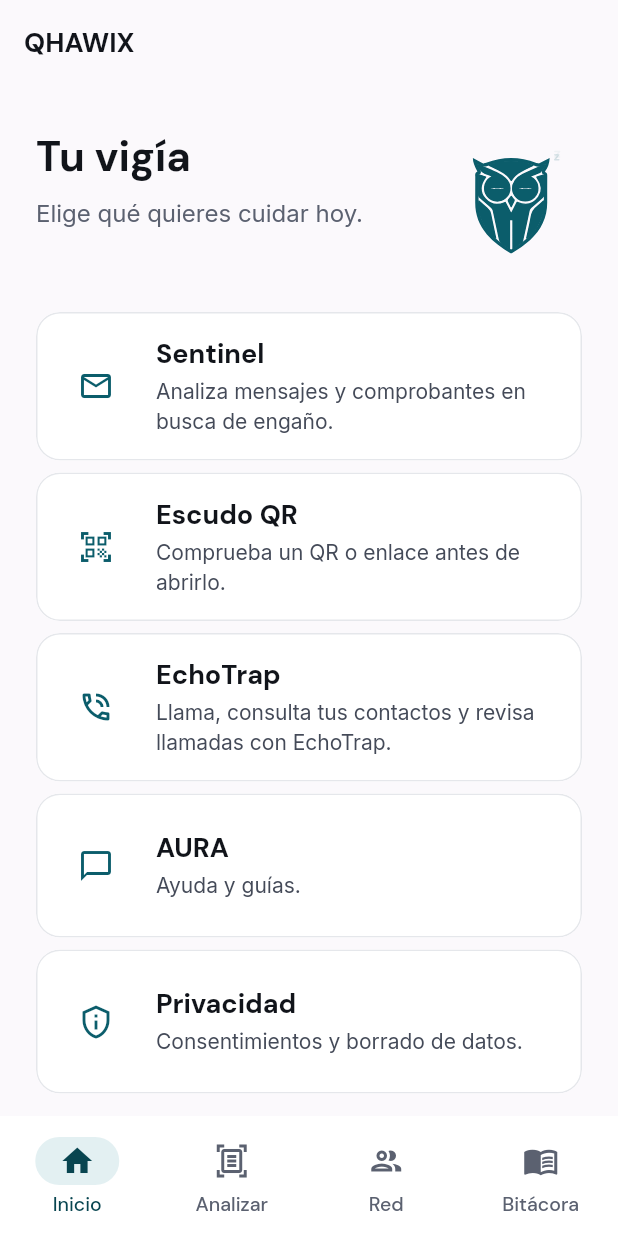
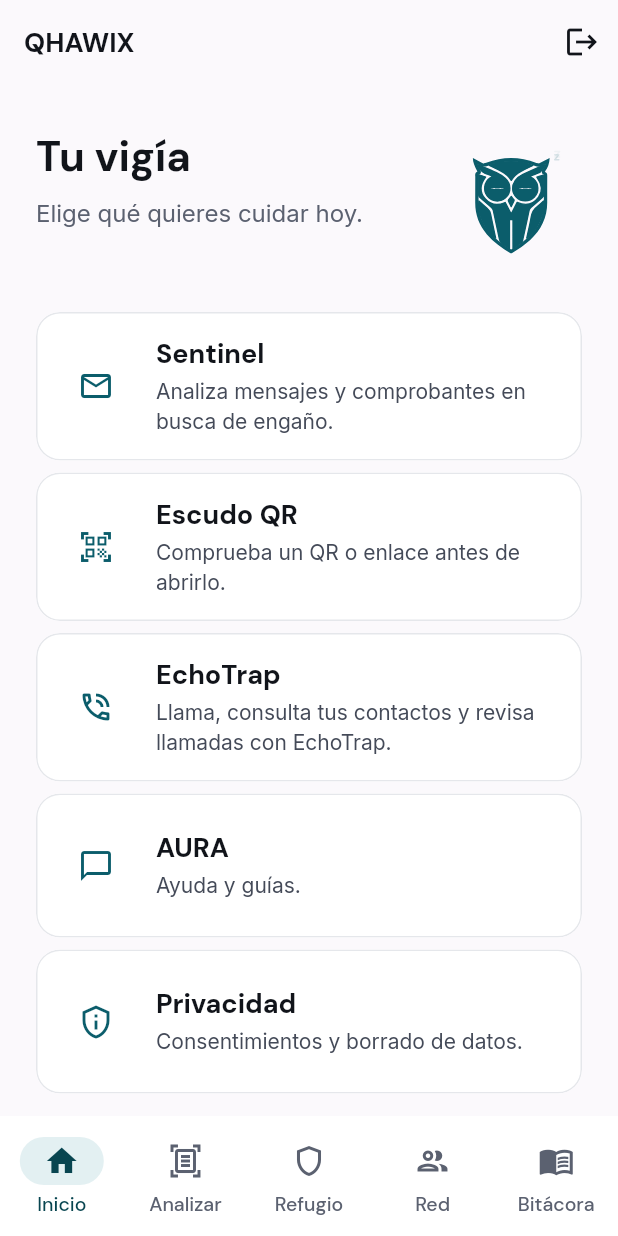
Before and after one commit to bennndev/qhawix, a Flutter app: the screen it shows once a user with an empty profile is signed in, on a phone screen of 412 x 824 dp. Run offline on Flutter 3.47's test engine with Material 3 defaults, Android fonts, the phone set to English and light mode, and no system bars; our stand-ins replace flutter_local_notifications, flutter_native_contact_picker, flutter_secure_storage, geolocator, go_router, native_geofence and 2 more; missing offline and left inert: android_alarm_manager_plus, another_telephony, cryptography, livekit_client and 1 more; accounts and stored records are empty.

Commit message:
fix(app): sign-in overlay, back to Inicio from modules, restore Refugio tab
The sign-in screen sat above the Navigator without an Overlay. EchoTrap was
opened with go(), leaving no route to return to. Refugio, the SMS safe-zone
module, had been dropped from the bottom bar and is back.

```diff
--- a/ui/lib/app/app_router.dart
+++ b/ui/lib/app/app_router.dart
@@ -2,6 +2,11 @@ import 'package:flutter/material.dart';
 import 'package:go_router/go_router.dart';
 
 import '../features/logbook/view/logbook_screen.dart';
+import '../features/refuge/view/refuge_screen.dart';
+import '../features/qr_shield/view/qr_candidate_selection_screen.dart';
+import '../features/qr_shield/view/qr_review_screen.dart';
+import '../features/qr_shield/view/qr_scanner_screen.dart';
+import '../features/qr_shield/view/qr_shield_screen.dart';
 import '../features/trust_circle/view/trust_circle_screen.dart';
 import 'analyze_screen.dart';
 import 'app_shell.dart';
@@ -10,7 +15,7 @@ import 'module_catalog.dart';
 import 'module_host.dart';
 import 'module_onboarding_screen.dart';
 
-/// Root [GoRouter] for the QHAWIX shell (four tabs + module routes).
+/// Root [GoRouter] for the QHAWIX shell (five tabs + module routes).
 GoRouter createAppRouter({GlobalKey<NavigatorState>? navigatorKey}) {
   return GoRouter(
     navigatorKey: navigatorKey,
@@ -39,6 +44,14 @@ GoRouter createAppRouter({GlobalKey<NavigatorState>? navigatorKey}) {
           StatefulShellBranch(
             routes: [
               GoRoute(
+                path: '/refugio',
+                builder: (context, state) => const RefugeScreen(),
+              ),
+            ],
+          ),
+          StatefulShellBranch(
+            routes: [
+              GoRoute(
                 path: '/red',
                 builder: (context, state) => const TrustCircleScreen(),
               ),
@@ -57,8 +70,9 @@ GoRouter createAppRouter({GlobalKey<NavigatorState>? navigatorKey}) {
       GoRoute(
         path: '/m/:slug/onboarding',
         builder: (context, state) {
-          final entry =
-              ModuleCatalog.byPathSegment(state.pathParameters['slug']!);
+          final entry = ModuleCatalog.byPathSegment(
+            state.pathParameters['slug']!,
+          );
           if (entry == null) {
             return const _UnknownModuleScreen();
           }
@@ -66,10 +80,29 @@ GoRouter createAppRouter({GlobalKey<NavigatorState>? navigatorKey}) {
         },
       ),
       GoRoute(
+        path: '/m/qr-shield',
+        builder: (context, state) => const QrShieldScreen(),
+        routes: [
+          GoRoute(
+            path: 'scanner',
+            builder: (context, state) => const QrScannerScreen(),
+          ),
+          GoRoute(
+            path: 'review',
+            builder: (context, state) => const QrReviewScreen(),
+          ),
+          GoRoute(
+            path: 'candidates',
+            builder: (context, state) => const QrCandidateSelectionScreen(),
+          ),
+        ],
+      ),
+      GoRoute(
         path: '/m/:slug',
         builder: (context, state) {
-          final entry =
-              ModuleCatalog.byPathSegment(state.pathParameters['slug']!);
+          final entry = ModuleCatalog.byPathSegment(
+            state.pathParameters['slug']!,
+          );
           if (entry == null) {
             return const _UnknownModuleScreen();
           }
--- a/ui/lib/app/app_shell.dart
+++ b/ui/lib/app/app_shell.dart
@@ -12,6 +12,7 @@ class AppShell extends StatelessWidget {
   static const _tabs = <QhawixTab>[
     QhawixTab.inicio,
     QhawixTab.analizar,
+    QhawixTab.refugio,
     QhawixTab.red,
     QhawixTab.bitacora,
   ];
--- a/ui/lib/app/authentication_gate.dart
+++ b/ui/lib/app/authentication_gate.dart
@@ -2,6 +2,30 @@ import 'dart:async';
 
 import 'package:flutter/material.dart';
 import 'package:supabase_flutter/supabase_flutter.dart';
+
+/// True when the person is signed in (false in previews and tests, where
+/// Supabase is not initialized).
+bool get hasQhawixSession {
+  try {
+    return Supabase.instance.client.auth.currentSession != null;
+  } catch (_) {
+    return false;
+  }
+}
+
+/// Ends the session; [AuthenticationGate] then shows the sign-in screen.
+Future<void> signOutOfQhawix() async {
+  try {
+    await Supabase.instance.client.auth.signOut();
+  } catch (_) {
+    // Nothing to close when there is no configured session.
+  }
+}
+
+/// The gate sits above the Navigator, so its screens bring their own Overlay
+/// (needed by text selection, paste and tooltips).
+Widget _withOverlay(Widget child) =>
+    Overlay(initialEntries: [OverlayEntry(builder: (_) => child)]);
 
 /// Keeps the QHAWIX shell behind one sign-in screen.
 class AuthenticationGate extends StatefulWidget {
@@ -41,8 +65,8 @@ class _AuthenticationGateState extends State<AuthenticationGate> {
   @override
   Widget build(BuildContext context) {
     final client = _client;
-    if (client == null) return const _AccessUnavailableScreen();
-    if (!_hasSession) return _SignInScreen(client: client);
+    if (client == null) return _withOverlay(const _AccessUnavailableScreen());
+    if (!_hasSession) return _withOverlay(_SignInScreen(client: client));
     return widget.child;
   }
 }
--- a/ui/lib/app/home_screen.dart
+++ b/ui/lib/app/home_screen.dart
@@ -4,6 +4,7 @@ import '../core/widgets/guardian_mascot/guardian_mascot.dart';
 import '../core/widgets/module_card.dart';
 import '../core/widgets/page_header.dart';
 import '../core/widgets/qhawix_app_bar.dart';
+import 'authentication_gate.dart';
 import 'module_catalog.dart';
 import 'module_navigation.dart';
 
@@ -16,7 +17,18 @@ class HomeScreen extends StatelessWidget {
     final space = context.space;
     final colors = context.qColors;
     return Scaffold(
-      appBar: QhawixAppBar(title: 'QHAWIX', automaticallyImplyLeading: false),
+      appBar: QhawixAppBar(
+        title: 'QHAWIX',
+        automaticallyImplyLeading: false,
+        actions: [
+          if (hasQhawixSession)
+            QhawixAction(
+              icon: Icons.logout,
+              tooltip: 'Cerrar sesión',
+              onPressed: signOutOfQhawix,
+            ),
+        ],
+      ),
       body: SafeArea(
         child: Center(
           child: ConstrainedBox(
--- a/ui/lib/app/module_catalog.dart
+++ b/ui/lib/app/module_catalog.dart
@@ -5,6 +5,7 @@ enum AppModuleId {
   sentinel,
   qrShield,
   echoTrap,
+  refuge,
   trustCircle,
   logbook,
   aura,
@@ -98,6 +99,52 @@ abstract final class ModuleCatalog {
           title: 'Notificaciones',
           why: 'Muestra que la detección está activa.',
         ),
+        ModulePermissionNeed(
+          title: 'SMS',
+          why:
+              'Solo si una llamada se marca como estafa: avisa a tus contactos de confianza.',
+        ),
+      ],
+    ),
+    ModuleCatalogEntry(
+      id: AppModuleId.refuge,
+      name: 'Refugio',
+      purpose:
+          'Zona segura: SMS a tu círculo si estás lejos de casa a deshora.',
+      icon: Icons.shield_outlined,
+      routePath: '/refugio',
+      usesOwnOnboarding: true,
+      skipActivationGate: true,
+      limitNote: 'También pide inicio automático en algunos teléfonos.',
+      permissions: [
+        ModulePermissionNeed(
+          title: 'Ubicación (todo el tiempo)',
+          why: 'Para saber si saliste de tu zona de casa, con la app cerrada.',
+          opensSystemSettings: true,
+        ),
+        ModulePermissionNeed(
+          title: 'SMS',
+          why: 'Envía la alerta desde tu propio celular a tus contactos.',
+        ),
+        ModulePermissionNeed(
+          title: 'Notificaciones',
+          why: 'Cuenta regresiva y avisos antes de enviar.',
+        ),
+        ModulePermissionNeed(
+          title: 'Alarmas exactas',
+          why: 'Revisa la ventana horaria aunque la app esté cerrada.',
+        ),
+        ModulePermissionNeed(
+          title: 'Sin optimización de batería',
+          why: 'Reduce que el sistema detenga las alertas.',
+          opensSystemSettings: true,
+        ),
+        ModulePermissionNeed(
+          title: 'Inicio automático (fabricante)',
+          why:
+              'En Honor, Xiaomi y otros, sin esto el SMS en segundo plano falla.',
+          opensSystemSettings: true,
+        ),
       ],
     ),
     ModuleCatalogEntry(
--- a/ui/lib/app/module_host.dart
+++ b/ui/lib/app/module_host.dart
@@ -25,6 +25,7 @@ Widget moduleScreenFor(ModuleCatalogEntry entry) {
       return const AuraScreen();
     case AppModuleId.privacy:
       return const PrivacyScreen();
+    case AppModuleId.refuge:
     case AppModuleId.trustCircle:
     case AppModuleId.logbook:
       return ModulePlaceholderScreen(entry: entry);
--- a/ui/lib/app/module_navigation.dart
+++ b/ui/lib/app/module_navigation.dart
@@ -5,11 +5,18 @@ import 'package:provider/provider.dart';
 import 'module_activation_store.dart';
 import 'module_catalog.dart';
 
+const _shellTabPaths = {'/inicio', '/analizar', '/red', '/bitacora'};
+
 /// Opens a module: own onboarding / tab, activation gate, or destination.
 void openModule(BuildContext context, ModuleCatalogEntry entry) {
   final store = context.read<ModuleActivationStore>();
-  if (entry.skipActivationGate || entry.usesOwnOnboarding) {
+  if (entry.usesOwnOnboarding || _shellTabPaths.contains(entry.routePath)) {
     context.go(entry.routePath);
+    return;
+  }
+  if (entry.skipActivationGate) {
+    // Pushed on top of Inicio so leaving the module returns to the menu.
+    context.push(entry.routePath);
     return;
   }
   if (!store.isActivated(entry.id)) {
--- a/ui/lib/app/module_onboarding_screen.dart
+++ b/ui/lib/app/module_onboarding_screen.dart
@@ -50,7 +50,10 @@ class ModuleOnboardingScreen extends StatelessWidget {
                         StatusBanner(message: entry.limitNote!),
                         SizedBox(height: space.md),
                       ],
-                      Text('Permisos de este módulo', style: context.text.titleMedium),
+                      Text(
+                        'Permisos de este módulo',
+                        style: context.text.titleMedium,
+                      ),
                       SizedBox(height: space.sm),
                       Text(
                         'QHAWIX pide cada permiso aquí, no al abrir la app. '
@@ -108,10 +111,9 @@ class ModuleOnboardingScreen extends StatelessWidget {
                           SizedBox(height: space.sm),
                         ],
                       StatusBanner(
-                        message:
-                            'Los diálogos del sistema se pedirán cuando la función '
-                            'esté lista en este módulo. Hoy este paso deja claro qué '
-                            'se pedirá y abre la pantalla del módulo.',
+                        message: entry.id == AppModuleId.qrShield
+                            ? 'La cámara solo se solicita cuando inicias el escaneo. También puedes revisar una imagen o pegar contenido sin activar la cámara.'
+                            : 'Los permisos se pedirán cuando uses la función correspondiente. Este paso explica para qué se usarán y abre el módulo.',
                       ),
                     ],
                   ),
--- a/ui/lib/app/qhawix_app.dart
+++ b/ui/lib/app/qhawix_app.dart
@@ -3,6 +3,8 @@ import 'package:go_router/go_router.dart';
 import 'package:provider/provider.dart';
 
 import '../core/theme/app_theme.dart';
+import '../features/qr_shield/qr_shield_providers.dart';
+import '../features/refuge/refuge_providers.dart';
 import '../features/trust_circle/trust_circle_providers.dart';
 import 'authentication_gate.dart';
 import 'app_router.dart';
@@ -39,6 +41,8 @@ class _QhawixAppState extends State<QhawixApp> {
       providers: [
         ChangeNotifierProvider(create: (_) => ModuleActivationStore()),
         ...trustCircleProviders(),
+        ...refugeProviders(),
+        ...qrShieldProviders(),
       ],
       child: MaterialApp.router(
         title: 'QHAWIX',
--- a/ui/lib/core/widgets/bottom_nav.dart
+++ b/ui/lib/core/widgets/bottom_nav.dart
@@ -6,6 +6,7 @@ import '../theme/theme_extensions.dart';
 enum QhawixTab {
   inicio('Inicio', Icons.home_outlined, Icons.home),
   analizar('Analizar', Icons.document_scanner_outlined, Icons.document_scanner),
+  refugio('Refugio', Icons.shield_outlined, Icons.shield),
   red('Red', Icons.group_outlined, Icons.group),
   bitacora('Bitácora', Icons.menu_book_outlined, Icons.menu_book);
 
```
Also changed, not shown: 1 other file.
